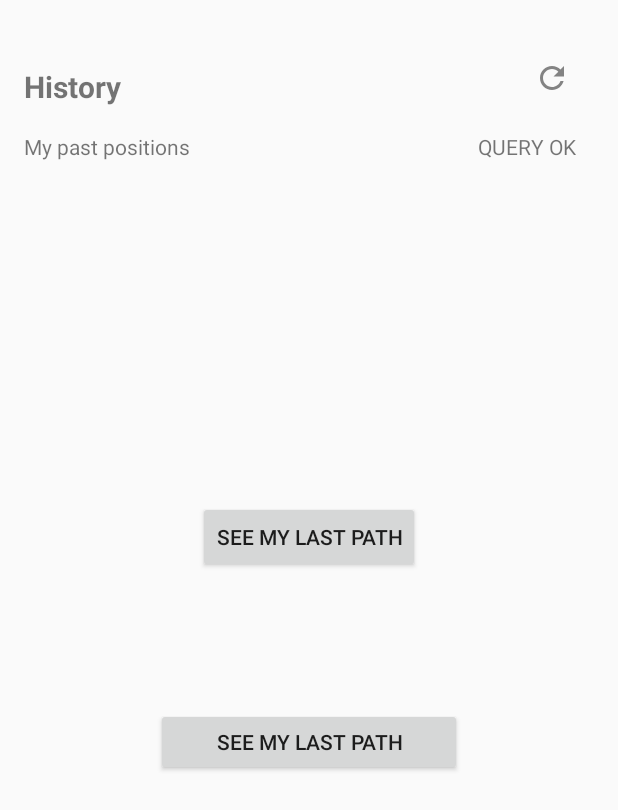
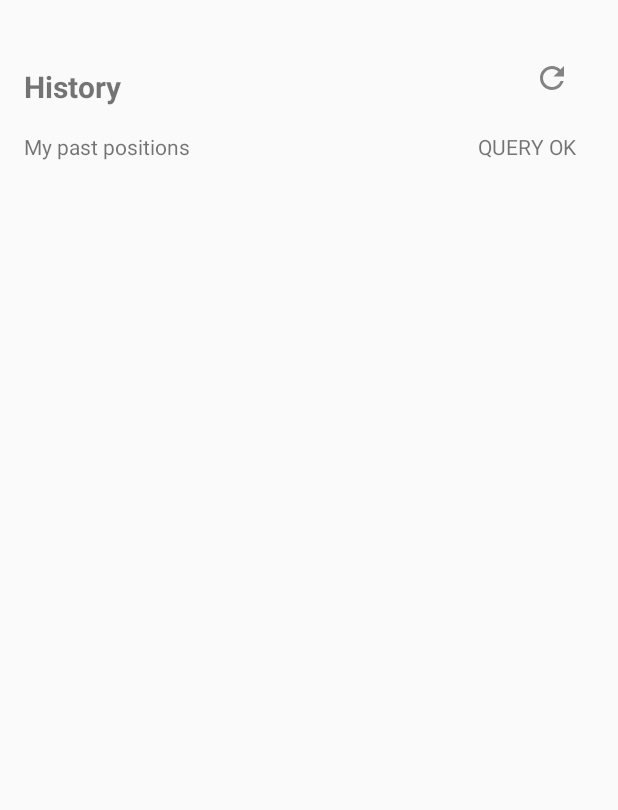
Before and after one commit to CoronaTeam/CoronaGame, an Android app: the HistoryFragment screen opened directly, with no data from a screen before it, on a phone screen of 412 x 824 dp. Shown: the top 810 px of the screen. Run offline under Robolectric (Android 15) with nearby library versions, the phone set to English and light mode, and no system bars; our stand-ins replace Firebase (no records; nobody signed in at launch, a user with empty details on screens opened directly); 4 statements that could not run were skipped.

Commit message:
replace previous history button with RapidFloatingAction button To improve: no shadow of button on map

```diff
--- a/app/src/main/res/layout/fragment_history.xml
+++ b/app/src/main/res/layout/fragment_history.xml
@@ -60,27 +60,4 @@
         app:layout_constraintStart_toStartOf="parent"
         app:layout_constraintTop_toTopOf="parent" />
 
-    <Button
-        android:id="@+id/pathButton"
-        android:layout_width="wrap_content"
-        android:layout_height="wrap_content"
-        android:layout_marginTop="180dp"
-        android:layout_marginBottom="396dp"
-        android:text="@string/see_my_last_path"
-        app:layout_constraintBottom_toBottomOf="parent"
-        app:layout_constraintEnd_toEndOf="parent"
-        app:layout_constraintStart_toStartOf="parent"
-        app:layout_constraintTop_toBottomOf="@+id/textView2" />
-
-    <Button
-        android:id="@+id/otherPathButton"
-        android:layout_width="204dp"
-        android:layout_height="45dp"
-        android:layout_marginTop="115dp"
-        android:layout_marginBottom="284dp"
-        android:text="@string/see_my_last_path"
-        app:layout_constraintBottom_toBottomOf="parent"
-        app:layout_constraintEnd_toEndOf="parent"
-        app:layout_constraintStart_toStartOf="parent"
-        app:layout_constraintTop_toTopOf="@+id/pathButton" />
 </androidx.constraintlayout.widget.ConstraintLayout>
--- a/app/src/main/res/values/strings.xml
+++ b/app/src/main/res/values/strings.xml
@@ -132,4 +132,6 @@
     <string name="your_user_status_is_set_to_infected">Your user status is set to infected.</string>
     <string name="your_user_status_is_set_to_not_infected">Your user status is set to not infected.</string>
     <string name="no_corresponding_path">No corresponding path</string>
+    <string name="yesterday" translatable="false">yesterday</string>
+    <string name="before_yesterday" translatable="false">before yesterday</string>
 </resources>
```
Also changed, not shown: app/src/main/java/ch/epfl/sdp/Map/MapFragment.java (+29 -19 lines), app/src/main/java/ch/epfl/sdp/Map/PathsHandler.java (+7 -5 lines), app/src/main/java/ch/epfl/sdp/fragment/HistoryDialogFragment.java (+1 -7 lines), app/src/main/res/layout/fragment_map.xml (+19 -27 lines).
